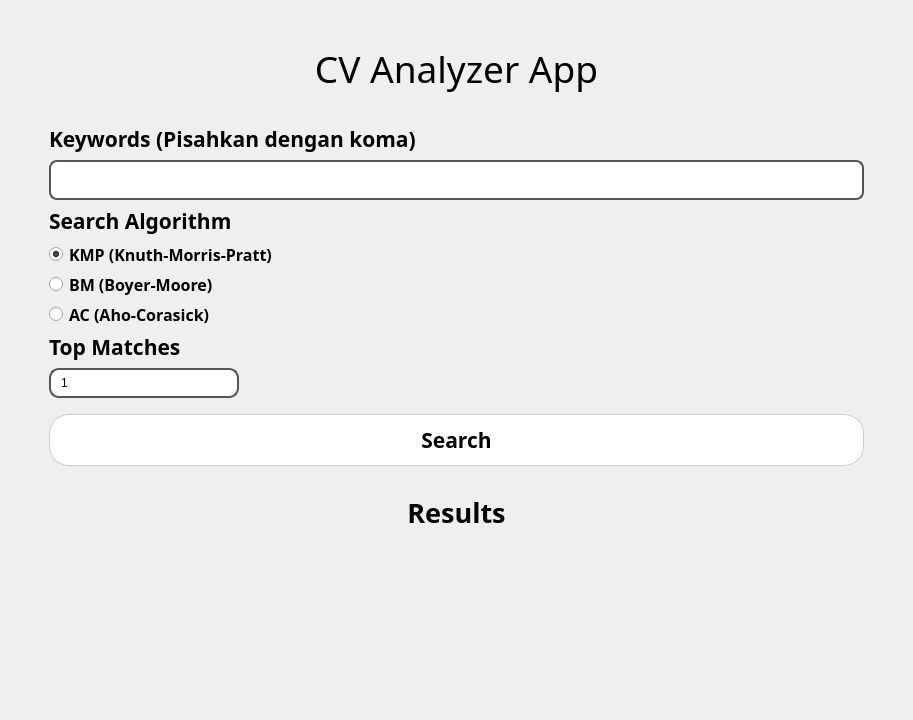
Old version of the form src/ui/main_menu.ui in the repository RealNath/Tubes3_hr.
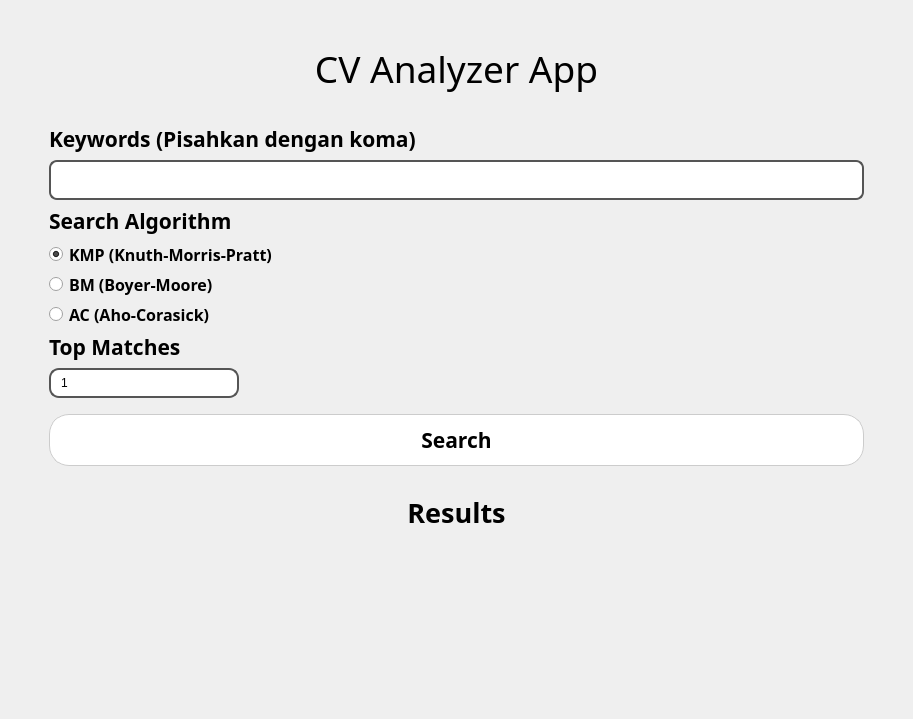
New version of the form.

```diff
--- a/src/ui/main_menu.ui
+++ b/src/ui/main_menu.ui
@@ -7,7 +7,7 @@
     <x>0</x>
     <y>0</y>
     <width>913</width>
-    <height>720</height>
+    <height>719</height>
    </rect>
   </property>
   <property name="cursor">
@@ -44,7 +44,7 @@
          <x>0</x>
          <y>0</y>
          <width>833</width>
-         <height>702</height>
+         <height>701</height>
         </rect>
        </property>
        <layout class="QVBoxLayout" name="verticalLayout_2">
```
